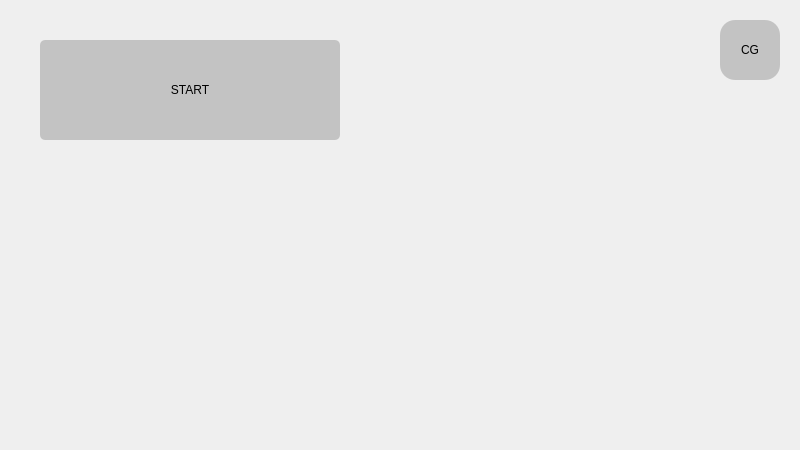
First picture: the form in mainwindow.ui, repository BanYiMeng/SDUST_CPP_FJDZ_QT4, before the edit.
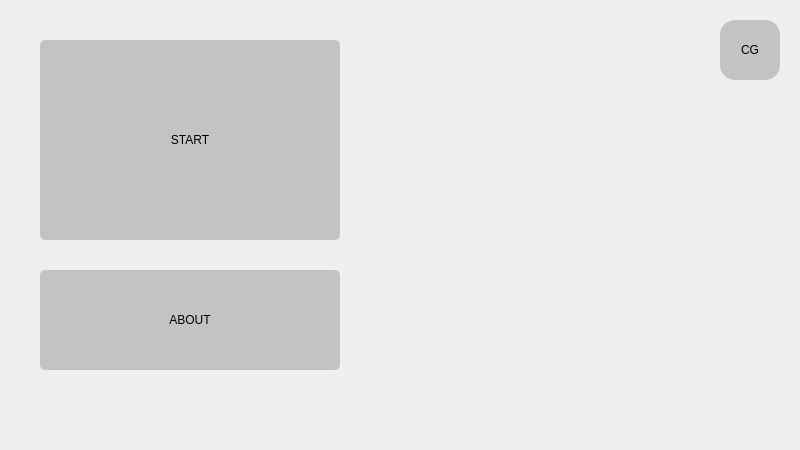
Second picture: the form after the edit. Icons and pictures are not drawn.

The edit to the form file:
```diff
--- a/mainwindow.ui
+++ b/mainwindow.ui
@@ -48,7 +48,7 @@
       <x>40</x>
       <y>40</y>
       <width>300</width>
-      <height>100</height>
+      <height>200</height>
      </rect>
     </property>
     <property name="cursor">
@@ -118,6 +118,36 @@
      <string>CG</string>
     </property>
    </widget>
+   <widget class="QPushButton" name="About">
+    <property name="geometry">
+     <rect>
+      <x>40</x>
+      <y>270</y>
+      <width>300</width>
+      <height>100</height>
+     </rect>
+    </property>
+    <property name="styleSheet">
+     <string notr="true">QPushButton{
+border-image:url(:/resource/-1.png);
+background-color:rgba(100, 100, 100, 80);
+border:none;
+font: 18pt &quot;Droid Sans Fallback&quot;;
+border-radius:5px;
+}
+
+QPushButton:hover{
+background-color:rgba(100, 100, 100, 85);
+}
+
+QPushButton:pressed{
+background-color:rgba(100, 100, 100, 100);
+}</string>
+    </property>
+    <property name="text">
+     <string>ABOUT</string>
+    </property>
+   </widget>
   </widget>
  </widget>
  <layoutdefault spacing="6" margin="11"/>
```
Left out of the diff: 2 changed lines with no effect on the pictures.
